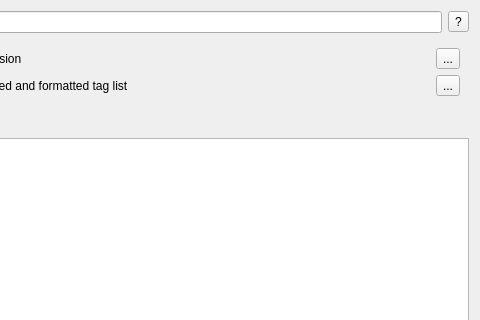
Old version of the form src/ui/local/batchrenamedialog.ui in the repository kaniol-lck/modmanager; both pictures show x 600 to 1080 and y 0 to 320 of the 1080 by 720 pixel window.
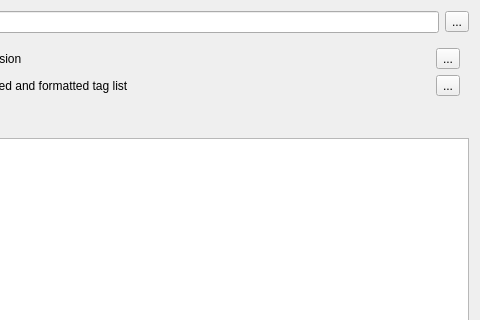
New version of the form. Icons and pictures are not drawn.

```diff
--- a/src/ui/local/batchrenamedialog.ui
+++ b/src/ui/local/batchrenamedialog.ui
@@ -299,7 +299,10 @@
      <item>
       <widget class="QToolButton" name="toolButton">
        <property name="text">
-        <string>?</string>
+        <string notr="true">...</string>
+       </property>
+       <property name="icon">
+        <iconset theme="help-about"/>
        </property>
        <property name="checkable">
         <bool>true</bool>
```
Left out of the diff: 35 changed lines with no effect on the pictures.
